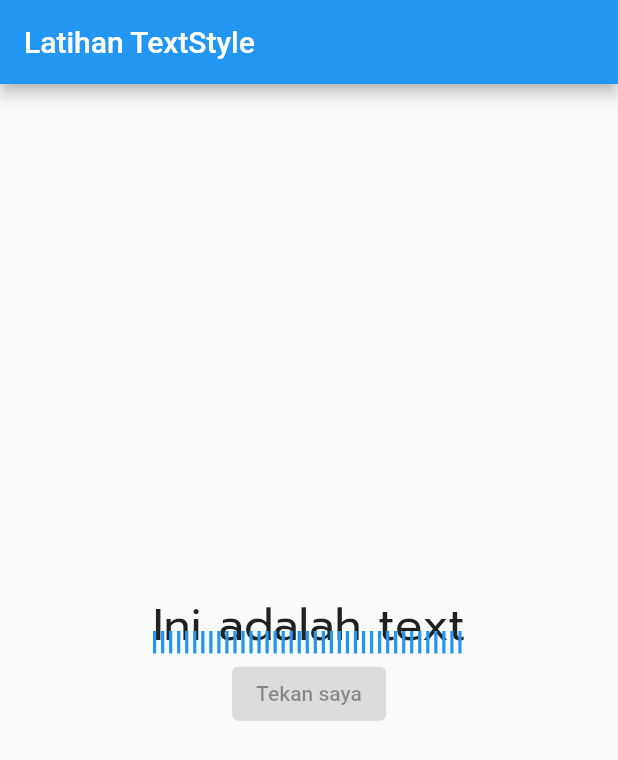
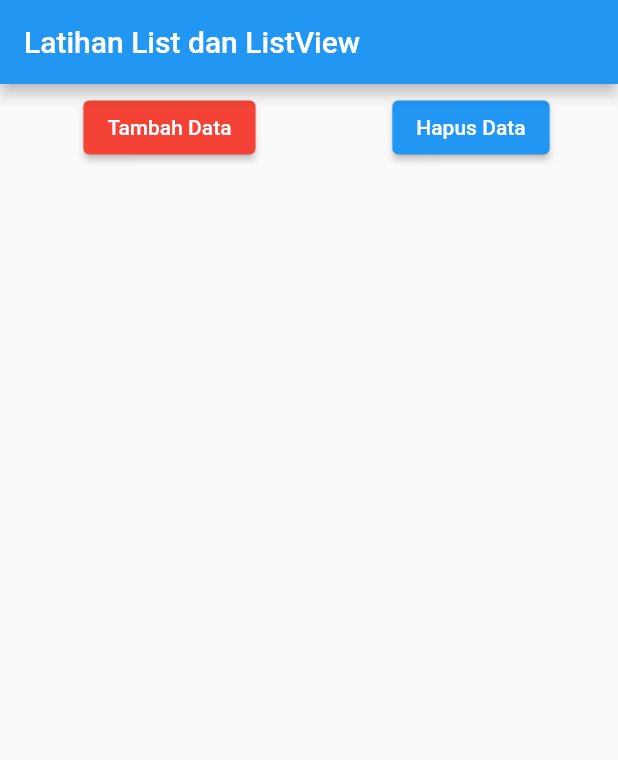
Before and after one commit to candrajulius/tutorial_flutter, a Flutter app: the screen it shows after launch, on a phone screen of 412 x 824 dp. Shown: the top 760 px of the screen. Run offline on Flutter 3.47's test engine with Material 2 defaults, Android fonts, the phone set to English and light mode, and no system bars.

Commit message:
Tutorial Flutter Part 9 List & ListView

```diff
--- a/lib/main.dart
+++ b/lib/main.dart
@@ -10,44 +10,63 @@ class MyApp extends StatefulWidget {
 }
 
 class _MyAppState extends State<MyApp> {
-  String title = "Latihan TextStyle";
+  List<Widget> widgets = [];
+  int counter = 1;
+
+  void addData() {
+    setState(() {
+      widgets.add(Text("Data ke " + counter.toString(),style: TextStyle(fontSize: counter.toDouble()),));
+      counter++;
+    });
+  }
+
+  void removeData() {
+    setState(() {
+      widgets.removeLast();
+      counter--;
+    });
+  }
+
+  String title = "Latihan List dan ListView";
   @override
-  Widget build(BuildContext context) =>
-      MaterialApp(
-        debugShowCheckedModeBanner: false,
-        home: Scaffold(
+  Widget build(BuildContext context) => MaterialApp(
+      debugShowCheckedModeBanner: false,
+      home: Scaffold(
           appBar: AppBar(
             title: Text(title),
           ),
-          body: Center(
-              child: Column(
-                mainAxisAlignment: MainAxisAlignment.center,
-                children:  const <Widget>[
-                  Text('Ini adalah text',style: TextStyle(
-                      fontFamily: "Prompt",
-                      fontSize: 30,
-                  decoration: TextDecoration.underline,
-                  decorationColor: Colors.blue, decorationThickness: 10,
-                  decorationStyle: TextDecorationStyle.dotted),
+          body: ListView(
+            padding: const EdgeInsets.fromLTRB(10, 5, 0, 5),
+            children: <Widget>[
+              Row(
+                mainAxisAlignment: MainAxisAlignment.spaceAround,
+                children: <Widget>[
+                  ElevatedButton(
+                    onPressed: addData,
+                    style: ElevatedButton.styleFrom(backgroundColor: Colors.red),
+                    child: const Text(
+                      "Tambah Data",
+                    ),
                   ),
-                  ElevatedButton(onPressed: null,
-                      child: Text('Tekan saya'))
+                  ElevatedButton(
+                    onPressed: removeData,
+                    child: const Text("Hapus Data"),
+                  ),
                 ],
               ),
-            ),
-          )
-      );
+              Padding(
+                padding: const EdgeInsets.all(10),
+                child: Column(
+                  crossAxisAlignment: CrossAxisAlignment.start,
+                  children: widgets,
+                ),
+              )
+            ],
+          )));
 }
 // Kesimpulan
 /*
- Decoration digunakan untuk membuat dekorasi pada TextStyle
- DecorationColor digunakan untuk memberikan warna pada dekorasi teks
- DecorationStyle digunakan memberikan dekorasi style pada teks
-        => lineThrough = berada ditengah teks
-        => overline = berada di atas teks
-        => underline = berada di bawah teks
-        => decorationThickness = Memberikan ketebalan decoration
-        => dashed = untuk membuat style style putus-putus
-        => wavy = untuk membuat style style bergelombang
-        => dotted = untuk membuat style style titik
+  ListView merupakan sebuah list yang menampung widget.
+  Dalam listview anda bisa menscroll widget tersebut
+  List diguanakan untuk menampung banyaknya widget
  */
```
